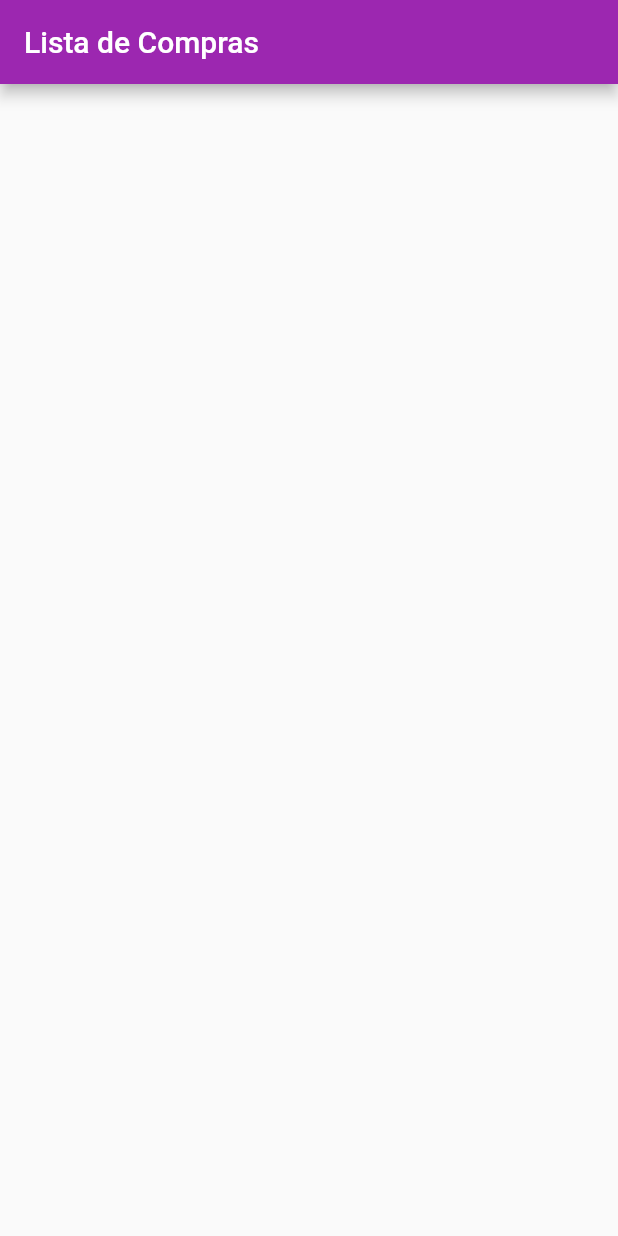
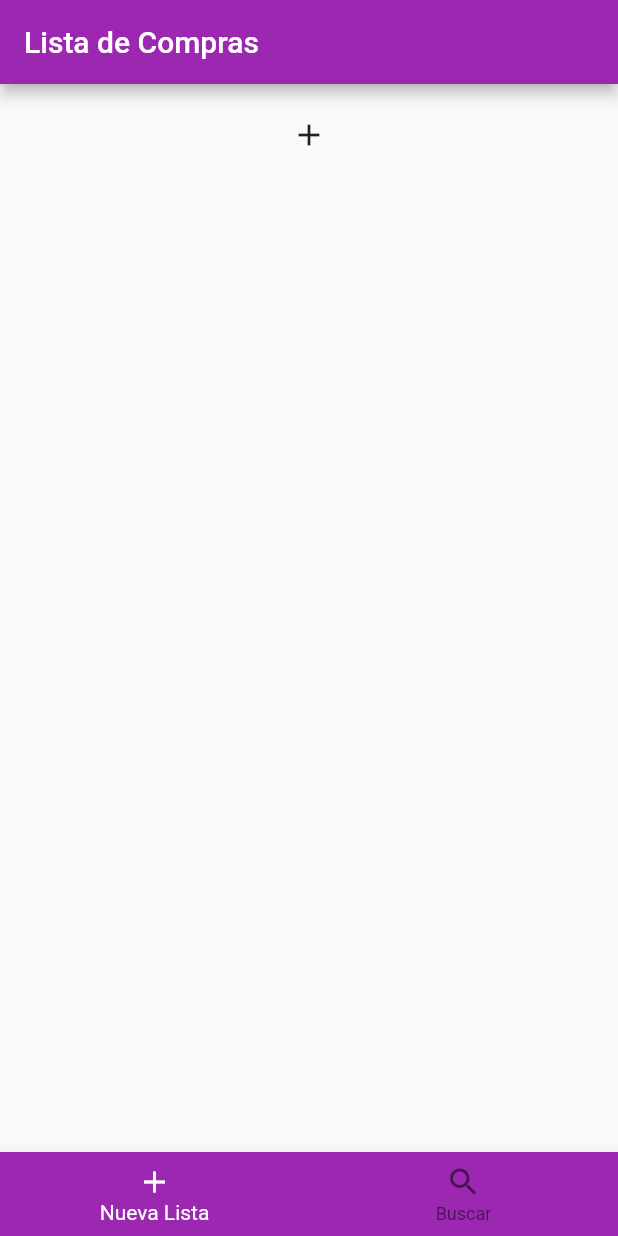
Before and after one commit to kei-kusanagi/Lista_de_compras, a Flutter app: the screen it shows after launch, on a phone screen of 412 x 824 dp. Run offline on Flutter 3.47's test engine with Material 2 defaults, Android fonts, the phone set to English and light mode, and no system bars.

Commit message:
add list

```diff
--- a/lib/screens/home_screen.dart
+++ b/lib/screens/home_screen.dart
@@ -8,12 +8,89 @@ class HomeScreen extends StatefulWidget {
 }
 
 class _HomeScreenState extends State<HomeScreen> {
+  final _items = [];
+  final GlobalKey<AnimatedListState> _key = GlobalKey();
+  int _selectedIndex = 0;
+
+  void _addItem() {
+    _items.insert(0, "Item ${_items.length + 1}");
+    _key.currentState!.insertItem(
+      0,
+      duration: const Duration(seconds: 1),
+    );
+  }
+
   @override
+  void _onItemTapped(int index) {
+    setState(() {
+      _selectedIndex = index;
+    });
+
+    if (index == 0) {
+      _addItem();
+      // crear una nueva lista
+    } else if (index == 1) {
+      // boton para buscar por dia
+    }
+  }
+
   Widget build(BuildContext context) {
     return Scaffold(
       appBar: AppBar(
         title: const Text('Lista de Compras'),
       ),
+      body: Column(
+        children: [
+          const SizedBox(height: 10),
+          IconButton(
+            onPressed: _addItem,
+            icon: const Icon(Icons.add),
+          ),
+          Expanded(
+            child: AnimatedList(
+              key: _key,
+              initialItemCount: 0,
+              padding: const EdgeInsets.all(10),
+              itemBuilder: (context, index, animation) {
+                return SizeTransition(
+                  key: UniqueKey(),
+                  sizeFactor: animation,
+                  child: Card(
+                    margin: const EdgeInsets.all(10),
+                    color: Colors.orangeAccent,
+                    child: ListTile(
+                      title: Text(
+                        _items[index],
+                        style: const TextStyle(fontSize: 24),
+                      ),
+                      trailing: IconButton(
+                        icon: const Icon(Icons.delete),
+                        onPressed: () {},
+                      ),
+                    ),
+                  ),
+                );
+              },
+            ),
+          )
+        ],
+      ),
+      bottomNavigationBar: BottomNavigationBar(
+        items: const <BottomNavigationBarItem>[
+          BottomNavigationBarItem(
+            icon: Icon(Icons.add),
+            label: 'Nueva Lista',
+          ),
+          BottomNavigationBarItem(
+            icon: Icon(Icons.search),
+            label: 'Buscar',
+          ),
+        ],
+        currentIndex: _selectedIndex,
+        selectedItemColor: Theme.of(context).canvasColor,
+        backgroundColor: Theme.of(context).primaryColor,
+        onTap: _onItemTapped,
+      ),
     );
   }
 }
```
